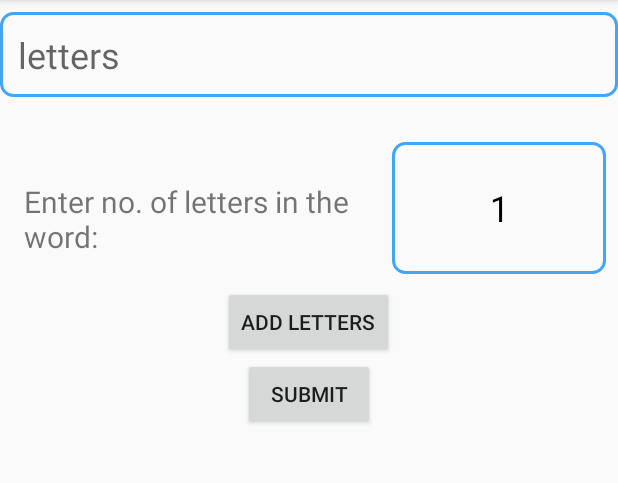
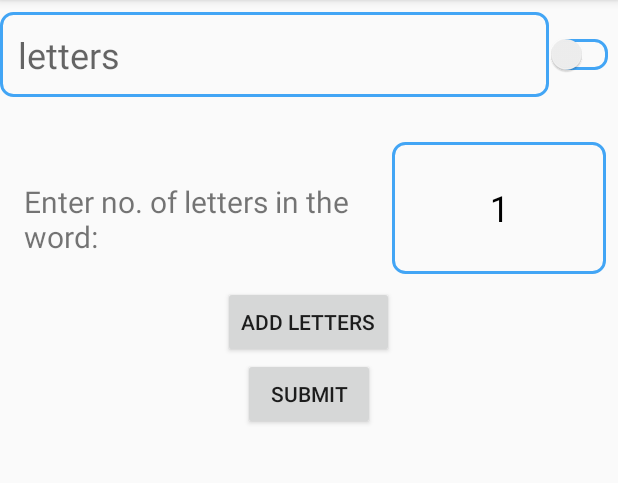
Before and after one commit to VidishNaik/WordFinder, an Android app: the screen it shows after launch (AdvanceSearch), after a tap on "Advanced Search", on a phone screen of 412 x 824 dp, the part 84-567 px from its top. Run offline under Robolectric (Android 15) with nearby library versions, the phone set to English and light mode, and no system bars.

Commit message:
Replaced intent params with SharedPrefs, changed buildToolsVersion, and added switch in AdvanceSearch

```diff
--- a/app/build.gradle
+++ b/app/build.gradle
@@ -2,7 +2,7 @@ apply plugin: 'com.android.application'
 
 android {
     compileSdkVersion 27
-    buildToolsVersion '26.0.1'
+    buildToolsVersion '26.0.2'
     defaultConfig {
         applicationId "com.example.vidish.words"
         minSdkVersion 26
--- a/app/src/main/java/com/example/vidish/words/AdvanceSearch.java
+++ b/app/src/main/java/com/example/vidish/words/AdvanceSearch.java
@@ -2,6 +2,7 @@ package com.example.vidish.words;
 
 import android.app.Activity;
 import android.content.Context;
+import android.content.SharedPreferences;
 import android.os.AsyncTask;
 import android.os.Bundle;
 import android.text.Editable;
@@ -11,12 +12,14 @@ import android.view.View;
 import android.widget.AdapterView;
 import android.widget.ArrayAdapter;
 import android.widget.Button;
+import android.widget.CompoundButton;
 import android.widget.EditText;
 import android.widget.ImageButton;
 import android.widget.LinearLayout;
 import android.widget.ListView;
 import android.widget.ProgressBar;
 import android.widget.Spinner;
+import android.widget.Switch;
 import android.widget.Toast;
 
 import java.io.BufferedReader;
@@ -39,6 +42,7 @@ public class AdvanceSearch extends Activity {
     Button button, submit;
     Spinner spinner;
     EditText editText;
+    Switch optional;
 
     @Override
     protected void onCreate(Bundle savedInstanceState) {
@@ -49,7 +53,8 @@ public class AdvanceSearch extends Activity {
         arrayAdapter = new ArrayAdapter<String>(this, R.layout.spinner_layout, count);
         button = (Button) findViewById(R.id.button);
         editText = (EditText) findViewById(R.id.edittext);
-        editText.setText(getIntent().getStringExtra("edittext"));
+        SharedPreferences sharedPreferences = getSharedPreferences("preferences",0);
+        editText.setText(sharedPreferences.getString("edittext",""));
         if (editText.length() != 0) {
             editText.setSelection(editText.length());
         }
@@ -59,14 +64,33 @@ public class AdvanceSearch extends Activity {
         linearLayout = (LinearLayout) findViewById(R.id.linearlayout);
         alphaAdapter = new ArrayAdapter<String>(this, R.layout.spinner_layout, alphabet);
         spinner.setAdapter(arrayAdapter);
-        if (getIntent().getStringExtra("spinner") != null)
-            spinner.setSelection(Integer.parseInt(getIntent().getStringExtra("spinner")) - 1);
+        if (sharedPreferences.getString("spinner",null) != null)
+            spinner.setSelection(Integer.parseInt(sharedPreferences.getString("spinner","1")) - 1);
         else {
             if (editText.length() != 0)
                 spinner.setSelection(editText.length() - 1);
         }
         submit = (Button) findViewById(R.id.submit);
+        optional = (Switch) findViewById(R.id.Switch);
+        optional.setChecked(false);
+        if (editText.length() > 0)
+            optional.setChecked(true);
+        else
+            optional.setChecked(false);
 
+        if(optional.isChecked())
+            editText.setEnabled(true);
+        else
+            editText.setEnabled(false);
+        optional.setOnCheckedChangeListener(new CompoundButton.OnCheckedChangeListener() {
+            @Override
+            public void onCheckedChanged(CompoundButton buttonView, boolean isChecked) {
+                if (isChecked)
+                    editText.setEnabled(true);
+                else
+                    editText.setEnabled(false);
+            }
+        });
         editText.addTextChangedListener(new TextWatcher() {
             @Override
             public void beforeTextChanged(CharSequence charSequence, int i, int i1, int i2) {
@@ -165,6 +189,11 @@ public class AdvanceSearch extends Activity {
     @Override
     public void onBackPressed() {
         super.onBackPressed();
+        SharedPreferences sharedPreferences = getSharedPreferences("preferences",0);
+        SharedPreferences.Editor editor = sharedPreferences.edit();
+        editor.putString("edittext",editText.getText().toString());
+        editor.putString("spinner",(String) spinner.getSelectedItem());
+        editor.apply();
         this.finish();
     }
 
--- a/app/src/main/java/com/example/vidish/words/MainActivity.java
+++ b/app/src/main/java/com/example/vidish/words/MainActivity.java
@@ -3,6 +3,7 @@ package com.example.vidish.words;
 import android.app.Activity;
 import android.content.Context;
 import android.content.Intent;
+import android.content.SharedPreferences;
 import android.os.AsyncTask;
 import android.os.Bundle;
 import android.os.Handler;
@@ -45,6 +46,8 @@ public class MainActivity extends Activity {
     ProgressBar progress;
     Button button;
     Spinner spinner;
+    EditText editText;
+    static boolean paused = false;
 
     public static boolean isAlpha(String str) {
         return str.matches("[a-zA-Z]+");
@@ -60,7 +63,7 @@ public class MainActivity extends Activity {
 
         progress = (ProgressBar) findViewById(R.id.progressbar);
         progress.setVisibility(View.GONE);
-        final EditText editText = (EditText) findViewById(R.id.edittext);
+        editText = (EditText) findViewById(R.id.edittext);
         editText.setFocusedByDefault(false);
         spinner = (Spinner) findViewById(R.id.spinner);
         button = (Button) findViewById(R.id.button);
@@ -114,7 +117,6 @@ public class MainActivity extends Activity {
                             Toast.makeText(MainActivity.this, "Word length cannot be more than 10", Toast.LENGTH_SHORT).show();
                             editText.setText(charSequence.toString().substring(0, charSequence.length() - 1));
                             editText.setSelection(editText.getText().length());
-                            Log.e("^^^^^^^^^^^^", charSequence.toString());
                         }
                         if (charSequence.length() < 3) {
                             button.setVisibility(View.GONE);
@@ -187,7 +189,11 @@ public class MainActivity extends Activity {
                 startActivity(new Intent(MainActivity.this, AdvanceSearch.class)
                         .putExtra("edittext", editText.getText().toString())
                         .putExtra("spinner", (String) spinner.getSelectedItem()));
-                Log.e("***********", selectedItem);
+                SharedPreferences sharedPreferences = getSharedPreferences("preferences", 0);
+                SharedPreferences.Editor editor = sharedPreferences.edit();
+                editor.putString("edittext", editText.getText().toString());
+                editor.putString("spinner", (String) spinner.getSelectedItem());
+                editor.apply();
             }
         });
     }
@@ -207,6 +213,25 @@ public class MainActivity extends Activity {
                 exit = false;
             }
         }, 2000);
+    }
+
+
+    @Override
+    protected void onPause() {
+        super.onPause();
+        paused = true;
+    }
+
+    @Override
+    protected void onResume() {
+        super.onResume();
+        if (paused) {
+            SharedPreferences sharedPreferences = getSharedPreferences("preferences", 0);
+            editText.setText(sharedPreferences.getString("edittext", ""));
+            spinner.setSelection(Integer.parseInt(sharedPreferences.getString("spinner", "0")) - 3);
+            if (spinner.getSelectedItem() == null)
+                spinner.setSelection(0);
+        }
     }
 
     private class Words extends AsyncTask<MainActivity, Void, Void> {
--- a/app/src/main/res/layout/activity_advance_search.xml
+++ b/app/src/main/res/layout/activity_advance_search.xml
@@ -17,10 +17,15 @@
             android:layout_height="wrap_content"
             android:orientation="vertical">
 
+            <LinearLayout
+                android:layout_width="match_parent"
+                android:layout_height="match_parent"
+                android:orientation="horizontal">
             <EditText
                 android:id="@+id/edittext"
-                android:layout_width="match_parent"
+                android:layout_width="0dp"
                 android:layout_height="wrap_content"
+                android:layout_weight="8"
                 android:hint="letters"
                 android:textSize="24sp"
                 android:inputType="text"
@@ -33,6 +38,14 @@
                 android:padding="12dp"
                 android:background="@drawable/edit_text_round_corner_rectangle" />
 
+                <Switch
+                    android:id="@+id/Switch"
+                    android:layout_width="0dp"
+                    android:layout_height="match_parent"
+                    android:layout_weight="1"
+                    android:track="@drawable/edit_text_round_corner_rectangle"
+                    />
+            </LinearLayout>
             <LinearLayout
                 android:layout_width="match_parent"
                 android:layout_height="wrap_content"
@@ -79,9 +92,24 @@
                 android:layout_height="wrap_content"
                 android:layout_gravity="center"
                 android:text="Submit" />
+            <ProgressBar
+                android:id="@+id/progressbar"
+                style="?android:attr/progressBarStyleHorizontal"
+                android:layout_width="fill_parent"
+                android:layout_height="wrap_content"
+                android:layout_marginTop="7dp"
+                android:backgroundTint="@color/colorPrimary"
+                android:indeterminate="true"
+                android:indeterminateTint="#2196F3"
+                android:max="100" />
+            <ListView
+                android:id="@+id/listview"
+                android:layout_width="match_parent"
+                android:layout_height="wrap_content">
+            </ListView>
         </LinearLayout>
     </ScrollView>
-    <ProgressBar
+    <!--<ProgressBar
     android:id="@+id/progressbar"
     style="?android:attr/progressBarStyleHorizontal"
     android:layout_width="fill_parent"
@@ -95,5 +123,5 @@
         android:id="@+id/listview"
         android:layout_width="match_parent"
         android:layout_height="wrap_content">
-    </ListView>
+    </ListView>-->
 </LinearLayout>
--- a/build.gradle
+++ b/build.gradle
@@ -5,7 +5,7 @@ buildscript {
         jcenter()
     }
     dependencies {
-        classpath 'com.android.tools.build:gradle:2.3.3'
+        classpath 'com.android.tools.build:gradle:3.0.1'
 
         // NOTE: Do not place your application dependencies here; they belong
         // in the individual module build.gradle files
```
Also changed, not shown: gradle/wrapper/gradle-wrapper.properties.
